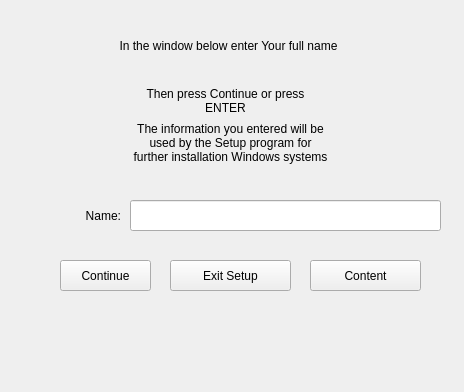
This is mainInstaller.ui in 11xdev-coder/windows_3_1_pyqt as Qt 5 draws it before an edit. The edited form follows.
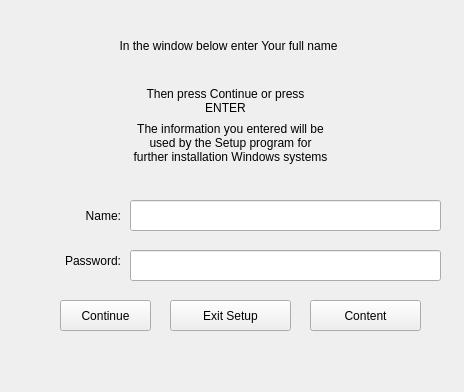
This is the edited form. Icons and pictures are not drawn.

The edit to the form file:
```diff
--- a/mainInstaller.ui
+++ b/mainInstaller.ui
@@ -100,7 +100,7 @@
     <property name="geometry">
      <rect>
       <x>60</x>
-      <y>260</y>
+      <y>300</y>
       <width>91</width>
       <height>31</height>
      </rect>
@@ -113,7 +113,7 @@
     <property name="geometry">
      <rect>
       <x>170</x>
-      <y>260</y>
+      <y>300</y>
       <width>121</width>
       <height>31</height>
      </rect>
@@ -126,7 +126,7 @@
     <property name="geometry">
      <rect>
       <x>310</x>
-      <y>260</y>
+      <y>300</y>
       <width>111</width>
       <height>31</height>
      </rect>
@@ -135,6 +135,32 @@
      <string>Content</string>
     </property>
    </widget>
+   <widget class="QLineEdit" name="name_2">
+    <property name="geometry">
+     <rect>
+      <x>130</x>
+      <y>250</y>
+      <width>311</width>
+      <height>31</height>
+     </rect>
+    </property>
+   </widget>
+   <widget class="QLabel" name="label_5">
+    <property name="geometry">
+     <rect>
+      <x>30</x>
+      <y>240</y>
+      <width>91</width>
+      <height>41</height>
+     </rect>
+    </property>
+    <property name="text">
+     <string>Password:</string>
+    </property>
+    <property name="alignment">
+     <set>Qt::AlignRight|Qt::AlignTrailing|Qt::AlignVCenter</set>
+    </property>
+   </widget>
   </widget>
   <widget class="QMenuBar" name="menubar">
    <property name="geometry">
```
Left out of the diff: 32 changed lines with no effect on the pictures.
